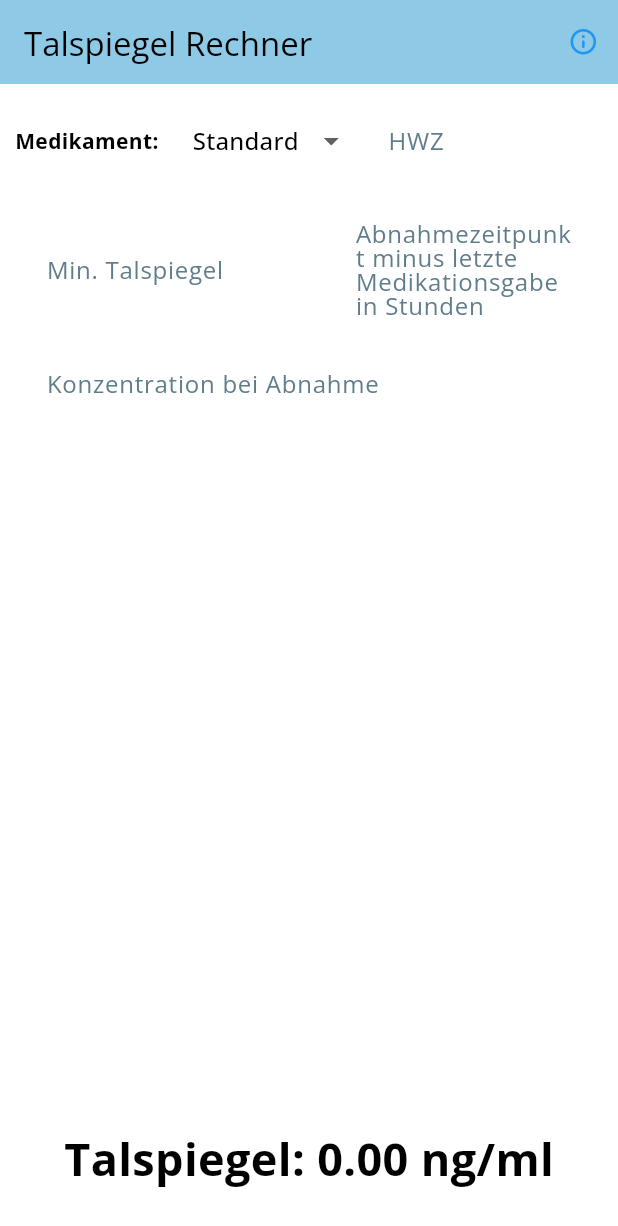
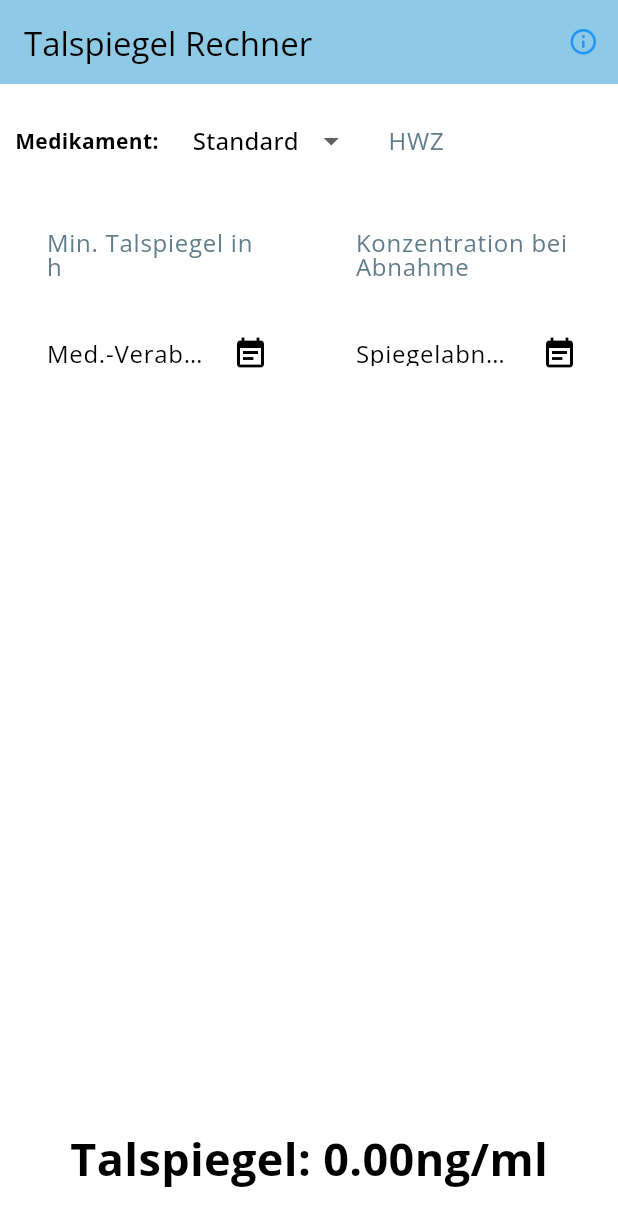
Before and after one commit to 42elenz/Talspiegel_Calculator, a Flutter app: the screen it shows after launch, on a phone screen of 412 x 824 dp. Shown: the top 1226 px of the screen. Run offline on Flutter 3.47's test engine with Material 2 defaults, Android fonts, the phone set to English and light mode, and no system bars; drawn by our look-alikes of date_field; our stand-ins replace google_fonts.

Commit message:
ADD Time_boxes CHANGED Layout

```diff
--- a/lib/main.dart
+++ b/lib/main.dart
@@ -3,7 +3,9 @@ import 'package:flutter/cupertino.dart';
 import 'package:google_fonts/google_fonts.dart';
 import 'package:flutter/material.dart';
 import 'package:flutter/services.dart';
+import 'package:date_field/date_field.dart';
 import 'dart:math';
+import 'package:flutter_localizations/flutter_localizations.dart';
 
 // Models
 import 'models.dart';
@@ -27,13 +29,10 @@ class MyApp extends StatelessWidget {
           useMaterial3: true,
           primarySwatch: Colors.blue,
           appBarTheme: const AppBarTheme(
-          backgroundColor: Color.fromRGBO(142, 202, 230, 1.0)
-        ),
+              backgroundColor: Color.fromRGBO(142, 202, 230, 1.0)),
           colorScheme: ColorScheme.fromSwatch(
-          backgroundColor: const Color.fromRGBO(142, 202, 230, 1.0)
-        ),
-        fontFamily: GoogleFonts.openSans().fontFamily
-      ),
+              backgroundColor: const Color.fromRGBO(142, 202, 230, 1.0)),
+          fontFamily: GoogleFonts.openSans().fontFamily),
       home: const HomeScreen(),
     );
   }
@@ -48,14 +47,26 @@ class _InputTextBox extends StatelessWidget {
   final EdgeInsetsGeometry padding;
   final String? unit;
   final String name;
+  final int maxlength;
 
-  const _InputTextBox({Key? key, required this.controller, required this.onChanged, required this.name, this.inputFormatters, this.unit, this.keyboardType = TextInputType.number, this.padding = const EdgeInsets.only(left: 15.0, right: 15.0, top: 20.0)}) : super(key: key);
+  const _InputTextBox(
+      {Key? key,
+      required this.controller,
+      required this.onChanged,
+      required this.name,
+      this.inputFormatters,
+      this.unit,
+      required this.maxlength,
+      this.keyboardType = TextInputType.number,
+      this.padding = const EdgeInsets.only(left: 15.0, right: 15.0, top: 10.0)})
+      : super(key: key);
 
   @override
   Widget build(BuildContext context) {
     return Padding(
       padding: padding,
       child: TextField(
+        maxLength: maxlength,
         onChanged: onChanged,
         controller: controller,
         keyboardType: keyboardType,
@@ -63,9 +74,10 @@ class _InputTextBox extends StatelessWidget {
         decoration: InputDecoration(
             border: const OutlineInputBorder(),
             // labelText: name,
+            counterText: "",
             suffixText: unit,
-          label: Text(name, style: const TextStyle(fontSize: 16, color: Colors.blueGrey))
-        ),
+            label: Text(name,
+                style: const TextStyle(fontSize: 16, color: Colors.blueGrey))),
       ),
     );
   }
@@ -73,7 +85,6 @@ class _InputTextBox extends StatelessWidget {
 
 // Screens
 class HomeScreen extends StatefulWidget {
-
   const HomeScreen({Key? key}) : super(key: key);
 
   @override
@@ -88,26 +99,10 @@ class _HomeScreenState extends State<HomeScreen> {
 
   List<Medication?> dropdownItems = [
     null,
-    Medication(
-      name: 'Notriptylin',
-      mintal: 33,
-      hlf: 24
-    ),
-    Medication(
-      name: 'Risperidon',
-      mintal: 24,
-      hlf: 11
-    ),
-    Medication(
-      name: 'Olanzapin',
-      mintal: 24,
-      hlf: 12
-    ),
-    Medication(
-      name: 'asjdhkasdasdasdasdasdasdasd',
-      mintal: 24,
-      hlf: 12
-    )
+    Medication(name: 'Notriptylin', mintal: 33, hlf: 24),
+    Medication(name: 'Risperidon', mintal: 24, hlf: 11),
+    Medication(name: 'Olanzapin', mintal: 24, hlf: 12),
+    Medication(name: 'asjdhkasdasdasdasdasdasdasd', mintal: 24, hlf: 12)
   ];
   Medication? dropdownValue;
 
@@ -116,13 +111,15 @@ class _HomeScreenState extends State<HomeScreen> {
     super.initState();
   }
 
-  double calculate() {
-    int halflife = int.tryParse(textfield4.text) ?? 33;
+  String calculate() {
+    int halflife = int.tryParse(textfield4.text) ?? 1;
     double t = double.tryParse(textfield2.text) ?? 0;
     double ct = double.tryParse(textfield3.text.replaceAll(',', '.')) ?? 0;
     double tmin = double.tryParse(textfield1.text) ?? 0;
     double negke = (ln2 / halflife) * -1;
-    return (ct * pow(e, (negke * (tmin - t))));
+    double result = ct * pow(e, (negke * (tmin - t)));
+    if (result > 99999) return ("out of bound");
+    return (result.toStringAsFixed(2) + 'ng/ml');
   }
 
   @override
@@ -136,7 +133,8 @@ class _HomeScreenState extends State<HomeScreen> {
       },
       child: Scaffold(
           appBar: AppBar(
-          title: Text(context.findAncestorWidgetOfExactType<Title>()?.title ?? "Talspiegel-Rechner"),
+            title: Text(context.findAncestorWidgetOfExactType<Title>()?.title ??
+                "Talspiegel-Rechner"),
             actions: [
               // About Page
               CupertinoButton(
@@ -146,9 +144,7 @@ class _HomeScreenState extends State<HomeScreen> {
                       context: context,
                       // applicationIcon: ,
                       applicationVersion: "V1.0",
-                applicationLegalese: "This app is free to use"
-              )
-            )
+                      applicationLegalese: "This app is free to use"))
             ],
           ),
           body: FractionallySizedBox(
@@ -165,95 +161,157 @@ class _HomeScreenState extends State<HomeScreen> {
                           child: Row(
                               mainAxisAlignment: MainAxisAlignment.center,
                               children: [
-                        const Text("Medikament:", style: TextStyle(fontWeight: FontWeight.bold)),
+                                const Text("Medikament:",
+                                    style:
+                                        TextStyle(fontWeight: FontWeight.bold)),
                                 DropdownButtonHideUnderline(
                                   child: DropdownButton(
                                       borderRadius: BorderRadius.circular(12),
                                       menuMaxHeight: 300,
                                       value: dropdownValue,
-                            selectedItemBuilder: (BuildContext context) {
-                              return dropdownItems.map((Medication? medication) {
+                                      selectedItemBuilder:
+                                          (BuildContext context) {
+                                        return dropdownItems
+                                            .map((Medication? medication) {
                                           return Container(
                                               width: 90,
-                                  margin: const EdgeInsets.only(left: 13),
+                                              margin: const EdgeInsets.only(
+                                                  left: 13),
                                               alignment: Alignment.center,
-                                  child: medication != null ? Text(medication.name, overflow: TextOverflow.ellipsis) : const Text("Standard", overflow: TextOverflow.ellipsis)
-                                );
+                                              child: medication != null
+                                                  ? Text(medication.name,
+                                                      overflow:
+                                                          TextOverflow.ellipsis)
+                                                  : const Text("Standard",
+                                                      overflow: TextOverflow
+                                                          .ellipsis));
                                         }).toList();
                                       },
-                            items: dropdownItems.map((Medication? medication) {
+                                      items: dropdownItems
+                                          .map((Medication? medication) {
                                         return DropdownMenuItem(
                                             value: medication,
-                                child: medication != null ? Text(medication.name, overflow: TextOverflow.visible) : const Text("Standard", overflow: TextOverflow.ellipsis)
-                              );
+                                            child: medication != null
+                                                ? Text(medication.name,
+                                                    overflow:
+                                                        TextOverflow.visible)
+                                                : const Text("Standard",
+                                                    overflow:
+                                                        TextOverflow.ellipsis));
                                       }).toList(),
                                       onChanged: (Medication? val) {
                                         setState(() {
                                           textfield4.text = '${val?.hlf ?? ""}';
-                                textfield1.text = '${val?.mintal ?? ""}';
+                                          textfield1.text =
+                                              '${val?.mintal ?? ""}';
                                           dropdownValue = val;
                                         });
-                            }
-                          ),
+                                      }),
                                 ),
                                 Expanded(
                                   child: _InputTextBox(
                                     controller: textfield4,
-                            padding: const EdgeInsets.symmetric(horizontal: 10.0),
+                                    maxlength: 3,
+                                    padding: const EdgeInsets.symmetric(
+                                        horizontal: 10.0),
                                     onChanged: (p0) => setState(() {
                                       dropdownValue = null;
                                     }),
-                            inputFormatters: [FilteringTextInputFormatter.allow(RegExp(r"[0-9]"))],
+                                    inputFormatters: [
+                                      FilteringTextInputFormatter.allow(
+                                          RegExp(r"[0-9]"))
+                                    ],
                                     name: 'HWZ',
-                            unit: 'h'
+                                    unit: 'h',
                                   ),
                                 ),
-                      ]
-                    )
-                  ),
+                              ])),
                       Row(
                         children: [
                           Expanded(
                             child: _InputTextBox(
                                 controller: textfield1,
+                                maxlength: 3,
                                 onChanged: (p0) => setState(() {}),
-                          inputFormatters: [FilteringTextInputFormatter.allow(RegExp(r"[0-9]"))],
-                          name: 'Min. Talspiegel',
-                          unit: 'h'
-                        ),
+                                inputFormatters: [
+                                  FilteringTextInputFormatter.allow(
+                                      RegExp(r"[0-9]"))
+                                ],
+                                name: 'Min. Talspiegel in h',
+                                unit: 'h'),
                           ),
                           Expanded(
                             child: _InputTextBox(
-                          controller: textfield2,
+                                controller: textfield3,
+                                maxlength: 5,
                                 onChanged: (p0) => setState(() {}),
-                          inputFormatters: [FilteringTextInputFormatter.allow(RegExp(r"[0-9]"))],
-                          name: 'Abnahmezeitpunkt minus letzte Medikationsgabe in Stunden',
-                          unit: 'h'
-                        ),
+                                keyboardType:
+                                    const TextInputType.numberWithOptions(
+                                        decimal: true),
+                                inputFormatters: [
+                                  FilteringTextInputFormatter.allow(
+                                      RegExp(r'(^\d*(\,|\.)?\d*)'))
+                                ],
+                                name: 'Konzentration bei Abnahme',
+                                unit: 'ng/ml'),
                           ),
                         ],
                       ),
-                  _InputTextBox(
-                    controller: textfield3,
-                    onChanged: (p0) => setState(() {}),
-                    keyboardType: const TextInputType.numberWithOptions(decimal: true),
-                    inputFormatters: [FilteringTextInputFormatter.allow(RegExp(r'(^\d*(\,|\.)?\d*)'))],
-                    name: 'Konzentration bei Abnahme',
-                    unit: 'ng/ml'
+                      Row(
+                        children: [
+                          Expanded(
+                      child: Padding(
+                        padding: const EdgeInsets.only(left: 15.0, right: 15.0, top: 10.0),
+                        child: DateTimeFormField(
+                        decoration: const InputDecoration(
+                          hintStyle: TextStyle(color: Colors.black45),
+                          errorStyle: TextStyle(color: Colors.redAccent),
+                          border: OutlineInputBorder(),
+                          suffixIcon: Icon(Icons.event_note),
+                          labelText: 'Med.-Verabreichung',
+                        ),
+                        mode: DateTimeFieldPickerMode.dateAndTime,
+                        autovalidateMode: AutovalidateMode.always,
+                        validator: (e) => (e?.day ?? 0) == 1 ? 'Please not the first day' : null,
+                        onDateSelected: (DateTime value) {
+                          print(value);
+                        }),
+                      )
+                      ),
+                      Expanded(
+                      child: Padding(
+                        padding: const EdgeInsets.only(left: 15.0, right: 15.0, top: 10.0),
+                        child: DateTimeFormField(
+                        decoration: const InputDecoration(
+                          hintStyle: TextStyle(color: Colors.black45),
+                          errorStyle: TextStyle(color: Colors.redAccent),
+                          border: OutlineInputBorder(),
+                          suffixIcon: Icon(Icons.event_note),
+                          labelText: 'Spiegelabnahme',
+                        ),
+                        mode: DateTimeFieldPickerMode.dateAndTime,
+                        autovalidateMode: AutovalidateMode.always,
+                        validator: (e) => (e?.day ?? 0) == 1 ? 'Please not the first day' : null,
+                        onDateSelected: (DateTime value) {
+                          print(value);
+                        },
+                      ),
+                      )
+                      ),
+                      ],
                       )
                     ],
                   ),
                   Padding(
                     padding: const EdgeInsets.only(bottom: 30.0),
                     child: Text(
-                  'Talspiegel: ${calculate().toStringAsFixed(2)} ng/ml',
-                  style: const TextStyle(fontSize: 30, fontWeight: FontWeight.bold),
+                      'Talspiegel: ${calculate()}',
+                      style: const TextStyle(
+                          fontSize: 30, fontWeight: FontWeight.bold),
                     ),
                   )
                 ],
-          )
-        )
-      ),
+              ))),
     );
   }
 }
--- a/pubspec.yaml
+++ b/pubspec.yaml
@@ -37,6 +37,9 @@ dependencies:
   # Use with the CupertinoIcons class for iOS style icons.
   cupertino_icons: ^1.0.2
   google_fonts: ^3.0.1
+  date_field: ^3.0.2
+  flutter_localizations:
+    sdk: flutter
 
 dev_dependencies:
   flutter_test:
```
Also changed, not shown: pubspec.lock. Lines whose indentation alone changed are shown as unchanged.
